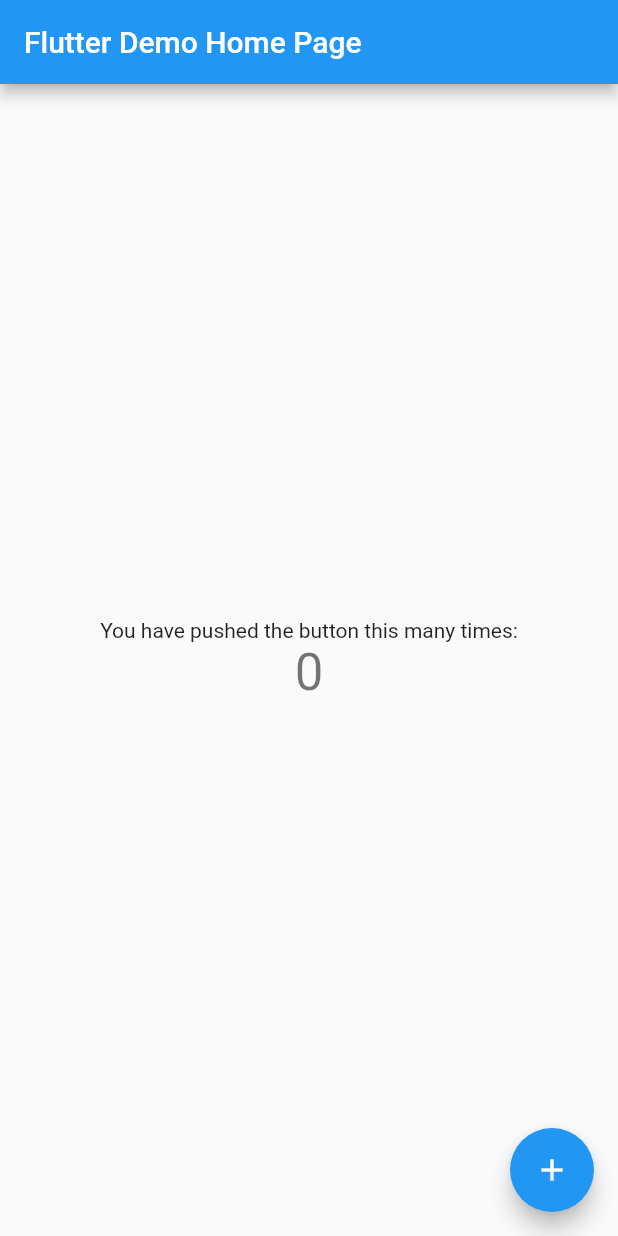
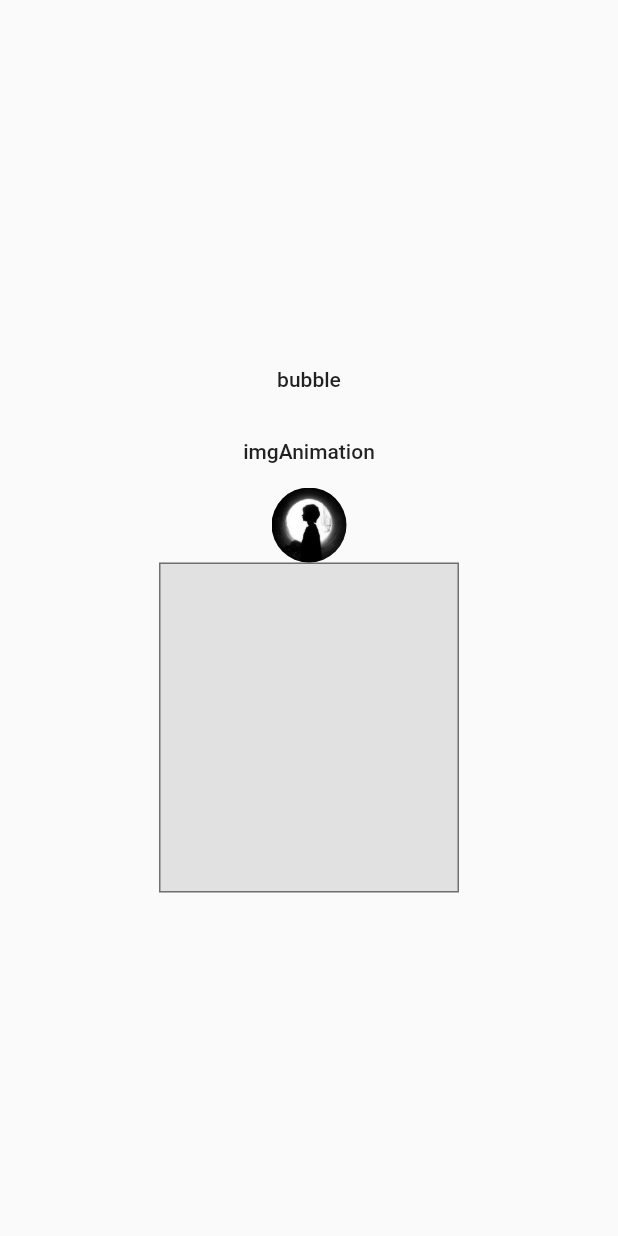
Before and after one commit to real-jacket/bubble, a Flutter app: the screen it shows after launch, on a phone screen of 412 x 824 dp. Run offline on Flutter 3.47's test engine with Material 2 defaults, Android fonts, the phone set to English and light mode, and no system bars.

Commit message:
animation

```diff
--- a/lib/main.dart
+++ b/lib/main.dart
@@ -1,4 +1,8 @@
+import './bubble.dart';
 import 'package:flutter/material.dart';
+// import 'package:animated_background/animated_background.dart';
+import './imgAnimation.dart';
+import 'package:flutter/cupertino.dart';
 
 void main() => runApp(MyApp());
 
@@ -7,105 +11,273 @@ class MyApp extends StatelessWidget {
   @override
   Widget build(BuildContext context) {
     return MaterialApp(
-      title: 'Flutter Demo',
-      theme: ThemeData(
-        // This is the theme of your application.
-        //
-        // Try running your application with "flutter run". You'll see the
-        // application has a blue toolbar. Then, without quitting the app, try
-        // changing the primarySwatch below to Colors.green and then invoke
-        // "hot reload" (press "r" in the console where you ran "flutter run",
-        // or simply save your changes to "hot reload" in a Flutter IDE).
-        // Notice that the counter didn't reset back to zero; the application
-        // is not restarted.
-        primarySwatch: Colors.blue,
-      ),
-      home: MyHomePage(title: 'Flutter Demo Home Page'),
+      debugShowCheckedModeBanner: false,
+      title: 'Bubbles',
+      home: HomePage(),
+      routes: {
+        'bubble': (context) => Scaffold(
+              appBar: AppBar(
+                title: Text('bubble'),
+              ),
+              body: Bubbles(),
+            ),
+        'img': (context) => Scaffold(
+              appBar: AppBar(
+                title: Text('imgAnimation'),
+              ),
+              body: Center(
+                child: ScaleAnimationRoute(),
+              ),
+            )
+      },
     );
   }
 }
 
-class MyHomePage extends StatefulWidget {
-  MyHomePage({Key key, this.title}) : super(key: key);
+class HomePage extends StatelessWidget {
+  @override
+  Widget build(BuildContext context) {
+    return Scaffold(
+      body: Center(
+        child: Column(
+          mainAxisAlignment: MainAxisAlignment.center,
+          children: <Widget>[
+            FlatButton(
+              child: Text('bubble'),
+              onPressed: () {
+                Navigator.pushNamed(context, 'bubble');
+              },
+            ),
+            FlatButton(
+              child: Text('imgAnimation'),
+              onPressed: () {
+                Navigator.push(
+                    context,
+                    PageRouteBuilder(
+                        transitionDuration: Duration(microseconds: 500),
+                        pageBuilder: (BuildContext context, Animation animation,
+                            Animation secondaryAnimation) {
+                          return FadeTransition(
+                            opacity: animation,
+                            child: Scaffold(
+                              appBar: AppBar(
+                                title: Text('imgAnimation'),
+                              ),
+                              body: Center(
+                                child: ScaleAnimationRoute(),
+                              ),
+                            ),
+                          );
+                        }));
+              },
+            ),
+            FlatButton(
+              child: HeroAnimationRoute(),
+              onPressed: () {},
+            ),
+            FlatButton(
+              child: StaggerDemo(),
+              onPressed: () {},
+            )
+          ],
+        ),
+      ),
+    );
+  }
+}
+// class Bubbles extends StatefulWidget {
+//   Bubbles({Key key}) : super(key: key);
 
-  // This widget is the home page of your application. It is stateful, meaning
-  // that it has a State object (defined below) that contains fields that affect
-  // how it looks.
+//   @override
+//   _BubblesState createState() => _BubblesState();
+// }
 
-  // This class is the configuration for the state. It holds the values (in this
-  // case the title) provided by the parent (in this case the App widget) and
-  // used by the build method of the State. Fields in a Widget subclass are
-  // always marked "final".
+// class _BubblesState extends State<Bubbles> with TickerProviderStateMixin {
+//   @override
+//   Widget build(BuildContext context) {
+//     return Scaffold(
+//       appBar: AppBar(
+//         title: Text('bubble demo'),
+//       ),
+//       body: AnimatedBackground(
+//         behaviour: RandomParticleBehaviour(
+//           options: ParticleOptions(
+//               particleCount: 20,
+//               image: Image.asset('assets/images/avatar.png'),
+//               spawnMaxSpeed: 30,
+//               spawnMinSpeed: 20,
+//               ),
+//           paint: particlePaint,
+//         ),
+//         vsync: this,
+//         child: ScaleAnimationRoute(),
+//       ),
+//     );
+//   }
+// }
 
-  final String title;
+// var particlePaint = Paint()
+//   ..style = PaintingStyle.stroke
+//   ..strokeWidth = 1.0;
 
+// HERO动画
+class HeroAnimationRoute extends StatelessWidget {
   @override
-  _MyHomePageState createState() => _MyHomePageState();
+  Widget build(BuildContext context) {
+    return Container(
+      alignment: Alignment.topCenter,
+      child: InkWell(
+        child: Hero(
+          tag: "avatar", // 唯一标记，前后两个路由页面的tag必需相同
+          child: ClipOval(
+            child: Image.asset(
+              "assets/images/avatar.png",
+              width: 50.0,
+            ),
+          ),
+        ),
+        onTap: () {
+          Navigator.push(context, PageRouteBuilder(pageBuilder:
+              (BuildContext context, Animation animation,
+                  Animation scondaryAnimation) {
+            return FadeTransition(
+              opacity: animation,
+              child: Scaffold(
+                appBar: AppBar(
+                  title: Text("原图"),
+                ),
+                body: HeroAnimationRouteB(),
+              ),
+            );
+          }));
+        },
+      ),
+    );
+  }
 }
 
-class _MyHomePageState extends State<MyHomePage> {
-  int _counter = 0;
+class HeroAnimationRouteB extends StatelessWidget {
+  @override
+  Widget build(BuildContext context) {
+    return Center(
+      child: Hero(
+        tag: "avatar", //唯一标记，前后两个路由页Hero的tag必须相同
+        child: Image.asset("assets/images/avatar.png"),
+      ),
+    );
+  }
+}
 
-  void _incrementCounter() {
-    setState(() {
-      // This call to setState tells the Flutter framework that something has
-      // changed in this State, which causes it to rerun the build method below
-      // so that the display can reflect the updated values. If we changed
-      // _counter without calling setState(), then the build method would not be
-      // called again, and so nothing would appear to happen.
-      _counter++;
-    });
+// 交错动画，柱状图增长动画
+// 动画需求
+//1.开始时高度从0增长到300像素，同时颜色由绿色渐变为红色；这个过程占据整个动画时间的60%。
+//2.高度增长到300后，开始沿X轴向右平移100像素；这个过程占用整个动画时间的40%。
+
+class StaggerAnimation extends StatelessWidget {
+  StaggerAnimation({Key key, this.controller}) : super(key: key) {
+    //高度动画
+    height = Tween<double>(
+      begin: .0,
+      end: 200.0,
+    ).animate(CurvedAnimation(
+        parent: controller,
+        curve: Interval(0.0, 0.6, // 间隔， 前60%的动画时间
+            curve: Curves.ease)));
+
+    // 颜色动画
+    color = ColorTween(
+      begin: Colors.green,
+      end: Colors.red,
+    ).animate(CurvedAnimation(
+        parent: controller, curve: Interval(0.0, 0.6, curve: Curves.ease)));
+
+    // x轴平移变化
+    padding = Tween<EdgeInsets>(
+      begin: EdgeInsets.only(left: 0),
+      end: EdgeInsets.only(left: 100.0),
+    ).animate(CurvedAnimation(
+        parent: controller, curve: Interval(0.6, 1.0, curve: Curves.ease)));
+  }
+
+
+  final Animation<double> controller;
+  Animation<double> height;
+  Animation<EdgeInsets> padding;
+  Animation<Color> color;
+
+  Widget _buildAnimation(BuildContext context, Widget child) {
+    return Container(
+      alignment: Alignment.bottomCenter,
+      padding: padding.value,
+      child: Container(
+        color: color.value,
+        width: 50.0,
+        height: height.value,
+      ),
+    );
   }
 
   @override
   Widget build(BuildContext context) {
-    // This method is rerun every time setState is called, for instance as done
-    // by the _incrementCounter method above.
-    //
-    // The Flutter framework has been optimized to make rerunning build methods
-    // fast, so that you can just rebuild anything that needs updating rather
-    // than having to individually change instances of widgets.
-    return Scaffold(
-      appBar: AppBar(
-        // Here we take the value from the MyHomePage object that was created by
-        // the App.build method, and use it to set our appbar title.
-        title: Text(widget.title),
-      ),
-      body: Center(
-        // Center is a layout widget. It takes a single child and positions it
-        // in the middle of the parent.
-        child: Column(
-          // Column is also layout widget. It takes a list of children and
-          // arranges them vertically. By default, it sizes itself to fit its
-          // children horizontally, and tries to be as tall as its parent.
-          //
-          // Invoke "debug painting" (press "p" in the console, choose the
-          // "Toggle Debug Paint" action from the Flutter Inspector in Android
-          // Studio, or the "Toggle Debug Paint" command in Visual Studio Code)
-          // to see the wireframe for each widget.
-          //
-          // Column has various properties to control how it sizes itself and
-          // how it positions its children. Here we use mainAxisAlignment to
-          // center the children vertically; the main axis here is the vertical
-          // axis because Columns are vertical (the cross axis would be
-          // horizontal).
-          mainAxisAlignment: MainAxisAlignment.center,
-          children: <Widget>[
-            Text(
-              'You have pushed the button this many times:',
-            ),
-            Text(
-              '$_counter',
-              style: Theme.of(context).textTheme.display1,
-            ),
-          ],
-        ),
-      ),
-      floatingActionButton: FloatingActionButton(
-        onPressed: _incrementCounter,
-        tooltip: 'Increment',
-        child: Icon(Icons.add),
-      ), // This trailing comma makes auto-formatting nicer for build methods.
+    return AnimatedBuilder(
+      builder: _buildAnimation,
+      animation: controller,
     );
   }
 }
+
+// 启动动画路由
+
+class StaggerDemo extends StatefulWidget {
+  @override
+  _StaggerDemoState createState() => _StaggerDemoState();
+}
+
+class _StaggerDemoState extends State<StaggerDemo>
+    with TickerProviderStateMixin {
+  AnimationController _controller;
+
+  @override
+  void initState() {
+    super.initState();
+    _controller = AnimationController(
+      duration: const Duration(milliseconds: 2000),
+      vsync: this,
+    );
+  }
+
+  Future<Null> _playAnimation() async {
+    try {
+      await _controller.forward().orCancel;
+
+      await _controller.reverse().orCancel;
+    } on TickerCanceled {
+      // 动画取消
+    }
+  }
+
+  @override
+  Widget build(BuildContext context) {
+    return GestureDetector(
+      behavior: HitTestBehavior.opaque,
+      onTap: () {
+        _playAnimation();
+      },
+      child: Center(
+        child: Container(
+          width: 200.0,
+          height: 220.0,
+          decoration: BoxDecoration(
+            color: Colors.black.withOpacity(0.1),
+            border: Border.all(
+              color: Colors.black.withOpacity(0.5),
+            ),
+          ),
+          child: StaggerAnimation(
+            controller: _controller,
+          ),
+        ),
+      ),
+    );
+  }
+}
--- a/pubspec.yaml
+++ b/pubspec.yaml
@@ -23,6 +23,7 @@ dependencies:
   # The following adds the Cupertino Icons font to your application.
   # Use with the CupertinoIcons class for iOS style icons.
   cupertino_icons: ^0.1.2
+  animated_background: ^1.0.1
 
 dev_dependencies:
   flutter_test:
@@ -41,8 +42,8 @@ flutter:
   uses-material-design: true
 
   # To add assets to your application, add an assets section, like this:
-  # assets:
-  #  - images/a_dot_burr.jpeg
+  assets:
+   - assets/images/avatar.png
   #  - images/a_dot_ham.jpeg
 
   # An image asset can refer to one or more resolution-specific "variants", see
```
Also changed, not shown: lib/bubble.dart (added, +134 -0 lines), lib/imgAnimation.dart (added, +115 -0 lines), assets/images/avatar.png (added), images/avatar.png (added), pubspec.lock.
